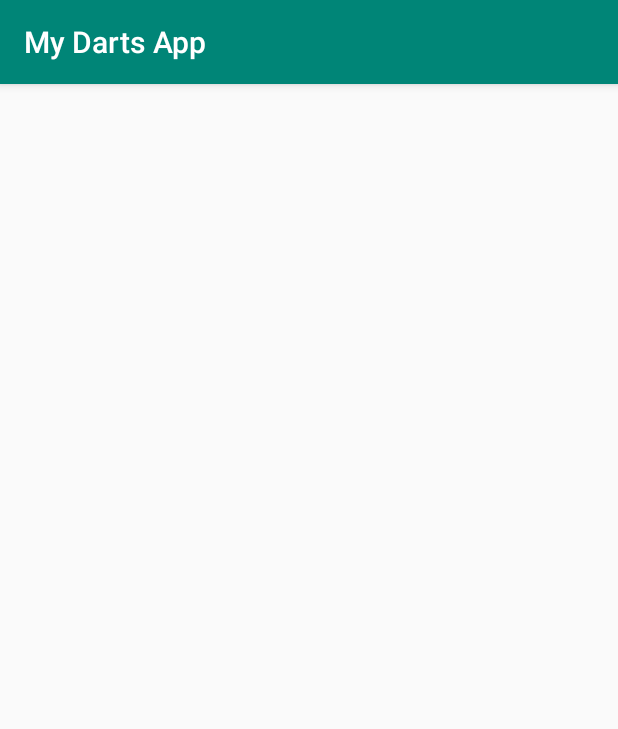
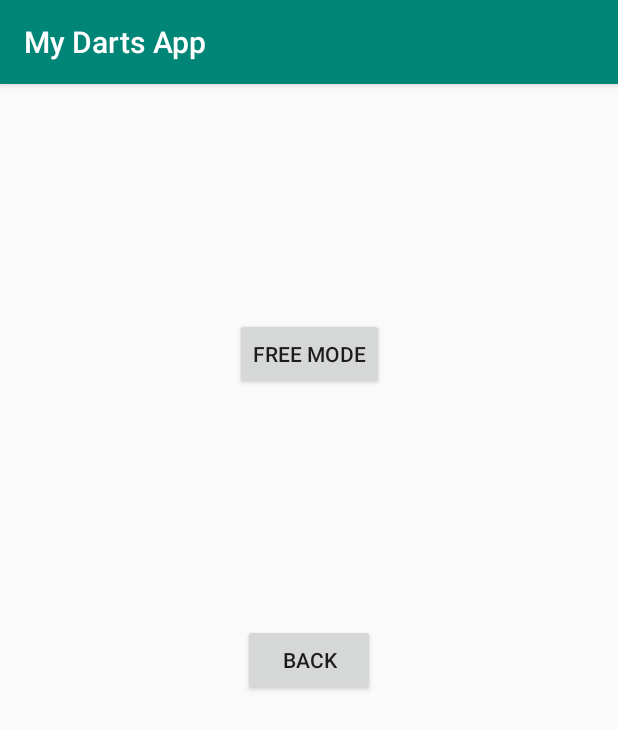
Before and after one commit to piggaycheng/MyDartsApp, an Android app: the GB2Activity screen opened directly, with no data from a screen before it, on a phone screen of 412 x 824 dp. Shown: the top 729 px of the screen. Run offline under Robolectric (Android 15) with nearby library versions, the phone set to English and light mode, and no system bars; 3 statements that could not run were skipped.

Commit message:
add gb2 main fragment and some button

```diff
--- a/app/src/main/java/com/andy/mydartsapp/activity/GB2Activity.kt
+++ b/app/src/main/java/com/andy/mydartsapp/activity/GB2Activity.kt
@@ -17,6 +17,7 @@ import android.support.v4.app.ActivityCompat
 import android.util.Log
 import com.andy.mydartsapp.GattAttributes
 import com.andy.mydartsapp.R
+import com.andy.mydartsapp.fragment.GB2MainFragment
 import com.andy.mydartsapp.service.BluetoothLeService
 import org.jetbrains.anko.toast
 import java.util.*
@@ -48,6 +49,9 @@ class GB2Activity : AppCompatActivity() {
 
         val gattServiceIntent = Intent(this@GB2Activity, BluetoothLeService::class.java)
         bindService(gattServiceIntent, mServiceConnection, BIND_AUTO_CREATE)
+
+        val mainFragment = GB2MainFragment.newInstance()
+        openFragment(mainFragment)
     }
 
     override fun onResume() {
@@ -187,7 +191,6 @@ class GB2Activity : AppCompatActivity() {
                 }
 
                 BluetoothLeService.ACTION_GATT_SERVICES_DISCOVERED -> {
-                    Log.d(TAG, "mGattUpdateReceiver: onReceive")
                     val mGattService = mBluetoothLeService!!.getSupportedGattServices(UUID.fromString(GattAttributes.GRAN_BOARD_2_DARTS_TARGET_READ_SERVICE))
                     if(mGattService != null) {
                         val mGattCharacteristic = mGattService.getCharacteristic(UUID.fromString(GattAttributes.GRAN_BOARD_2_DARTS_TARGET_READ_CHARACTERISTIC))
@@ -206,4 +209,11 @@ class GB2Activity : AppCompatActivity() {
             }
         }
     }
+
+    private fun openFragment(fragment: android.support.v4.app.Fragment) {
+        val transaction = supportFragmentManager.beginTransaction()
+        transaction.replace(R.id.gb2_frameLayout_container, fragment)
+//        transaction.addToBackStack(null)
+        transaction.commit()
+    }
 }
--- a/app/src/main/java/com/andy/mydartsapp/activity/MainActivity.kt
+++ b/app/src/main/java/com/andy/mydartsapp/activity/MainActivity.kt
@@ -31,8 +31,8 @@ class MainActivity : AppCompatActivity() {
             }
             R.id.navigation_profile -> {
                 title = "Profile"
-                val prolfileFragment = ProfileFragment.newInstance()
-                openFragment(prolfileFragment)
+                val profileFragment = ProfileFragment.newInstance()
+                openFragment(profileFragment)
                 return@OnNavigationItemSelectedListener true
             }
             R.id.navigation_more -> {
@@ -49,7 +49,7 @@ class MainActivity : AppCompatActivity() {
 
     private fun openFragment(fragment: android.support.v4.app.Fragment) {
         val transaction = supportFragmentManager.beginTransaction()
-        transaction.replace(R.id.frameLayout_container, fragment)
+        transaction.replace(R.id.main_frameLayout_container, fragment)
 //        transaction.addToBackStack(null)
         transaction.commit()
     }
--- /dev/null
+++ b/app/src/main/java/com/andy/mydartsapp/fragment/GB2MainFragment.kt
@@ -0,0 +1,62 @@
+package com.andy.mydartsapp.fragment
+
+
+import android.os.Bundle
+import android.support.v4.app.Fragment
+import android.view.LayoutInflater
+import android.view.View
+import android.view.ViewGroup
+
+import com.andy.mydartsapp.R
+import kotlinx.android.synthetic.main.fragment_gb2_main.view.*
+
+/**
+ * A simple [Fragment] subclass.
+ * Use the [GB2MainFragment.newInstance] factory method to
+ * create an instance of this fragment.
+ *
+ */
+class GB2MainFragment : Fragment() {
+
+    override fun onCreate(savedInstanceState: Bundle?) {
+        super.onCreate(savedInstanceState)
+
+    }
+
+    override fun onCreateView(
+        inflater: LayoutInflater, container: ViewGroup?,
+        savedInstanceState: Bundle?
+    ): View? {
+        // Inflate the layout for this fragment
+        val rootView = inflater.inflate(R.layout.fragment_gb2_main, container, false)
+        rootView.btn_leave_gb2.setOnClickListener(mOnClick)
+
+        return rootView
+    }
+
+    private val mOnClick = View.OnClickListener {
+        when(it.id) {
+            R.id.btn_leave_gb2 -> {
+                activity!!.finish()
+            }
+        }
+    }
+
+    companion object {
+        /**
+         * Use this factory method to create a new instance of
+         * this fragment using the provided parameters.
+         *
+         * @param param1 Parameter 1.
+         * @param param2 Parameter 2.
+         * @return A new instance of fragment GB2MainFragment.
+         */
+
+        @JvmStatic
+        fun newInstance() = GB2MainFragment().apply {
+            arguments = Bundle().apply {
+
+            }
+        }
+    }
+}
--- a/app/src/main/java/com/andy/mydartsapp/fragment/MoreFragment.kt
+++ b/app/src/main/java/com/andy/mydartsapp/fragment/MoreFragment.kt
@@ -46,7 +46,6 @@ class MoreFragment : Fragment() {
         savedInstanceState: Bundle?
     ): View? {
         var rootView = inflater.inflate(R.layout.fragment_more, container, false)
-
         rootView.btn_start_GB2.setOnClickListener(mOnClick)
 
         return rootView
--- a/app/src/main/res/layout/activity_gb2.xml
+++ b/app/src/main/res/layout/activity_gb2.xml
@@ -7,4 +7,14 @@
         android:layout_height="match_parent"
         tools:context=".activity.GB2Activity">
 
+    <FrameLayout
+            android:id="@+id/gb2_frameLayout_container"
+            android:layout_width="match_parent"
+            android:layout_height="match_parent"
+            app:layout_constraintTop_toTopOf="parent"
+            app:layout_constraintBottom_toBottomOf="parent"
+            app:layout_constraintStart_toStartOf="parent"
+            app:layout_constraintEnd_toEndOf="parent">
+
+    </FrameLayout>
 </android.support.constraint.ConstraintLayout>
--- a/app/src/main/res/layout/activity_main.xml
+++ b/app/src/main/res/layout/activity_main.xml
@@ -8,7 +8,7 @@
         tools:context=".activity.MainActivity">
 
     <FrameLayout
-            android:id="@+id/frameLayout_container"
+            android:id="@+id/main_frameLayout_container"
             android:layout_width="match_parent"
             android:layout_height="wrap_content"
             app:layout_constraintBottom_toTopOf="@+id/bottom_navigation"
--- /dev/null
+++ b/app/src/main/res/layout/fragment_gb2_main.xml
@@ -0,0 +1,35 @@
+<?xml version="1.0" encoding="utf-8"?>
+<FrameLayout xmlns:android="http://schemas.android.com/apk/res/android"
+             xmlns:app="http://schemas.android.com/apk/res-auto" xmlns:tools="http://schemas.android.com/tools"
+             android:layout_width="match_parent"
+             android:layout_height="match_parent"
+             tools:context=".fragment.GB2MainFragment">
+    <android.support.constraint.ConstraintLayout android:layout_width="match_parent"
+                                                 android:layout_height="match_parent" >
+
+        <Button
+                android:id="@+id/btn_free_mode"
+                android:text="@string/btn_free_mode"
+                android:layout_width="wrap_content"
+                android:layout_height="wrap_content"
+                android:layout_marginEnd="8dp"
+                app:layout_constraintEnd_toEndOf="parent" app:layout_constraintStart_toStartOf="parent"
+                android:layout_marginStart="8dp" android:layout_marginTop="8dp"
+                app:layout_constraintTop_toTopOf="parent"
+                android:layout_marginBottom="8dp" app:layout_constraintBottom_toTopOf="@+id/btn_leave_gb2"/>
+        <Button
+                android:id="@+id/btn_leave_gb2"
+                android:text="@string/btn_back"
+                android:layout_width="wrap_content"
+                android:layout_height="wrap_content"
+                android:layout_marginBottom="8dp"
+                app:layout_constraintBottom_toBottomOf="parent" app:layout_constraintEnd_toEndOf="parent"
+                android:layout_marginEnd="8dp" app:layout_constraintStart_toStartOf="parent"
+                android:layout_marginStart="8dp"
+                android:layout_marginTop="8dp" app:layout_constraintTop_toTopOf="parent"/>
+
+    </android.support.constraint.ConstraintLayout>
+
+
+
+</FrameLayout>
--- a/app/src/main/res/layout/fragment_more.xml
+++ b/app/src/main/res/layout/fragment_more.xml
@@ -12,7 +12,7 @@
                 android:id="@+id/btn_start_GB2"
                 android:layout_width="wrap_content"
                 android:layout_height="wrap_content"
-                android:text="GB2"
+                android:text="@string/btn_gb2"
                 app:layout_constraintEnd_toEndOf="parent" android:layout_marginEnd="8dp"
                 android:layout_marginRight="8dp" app:layout_constraintStart_toStartOf="parent"
                 android:layout_marginLeft="8dp" android:layout_marginStart="8dp" android:layout_marginBottom="8dp"
--- a/app/src/main/res/values/strings.xml
+++ b/app/src/main/res/values/strings.xml
@@ -4,4 +4,8 @@
     <string name="nav_profile">Profile</string>
     <string name="nav_more">More</string>
     <string name="error_bluetooth_not_supported">Bluetooth not supported.</string>
+
+    <string name="btn_gb2">GB2</string>
+    <string name="btn_free_mode">Free Mode</string>
+    <string name="btn_back">Back</string>
 </resources>
```
